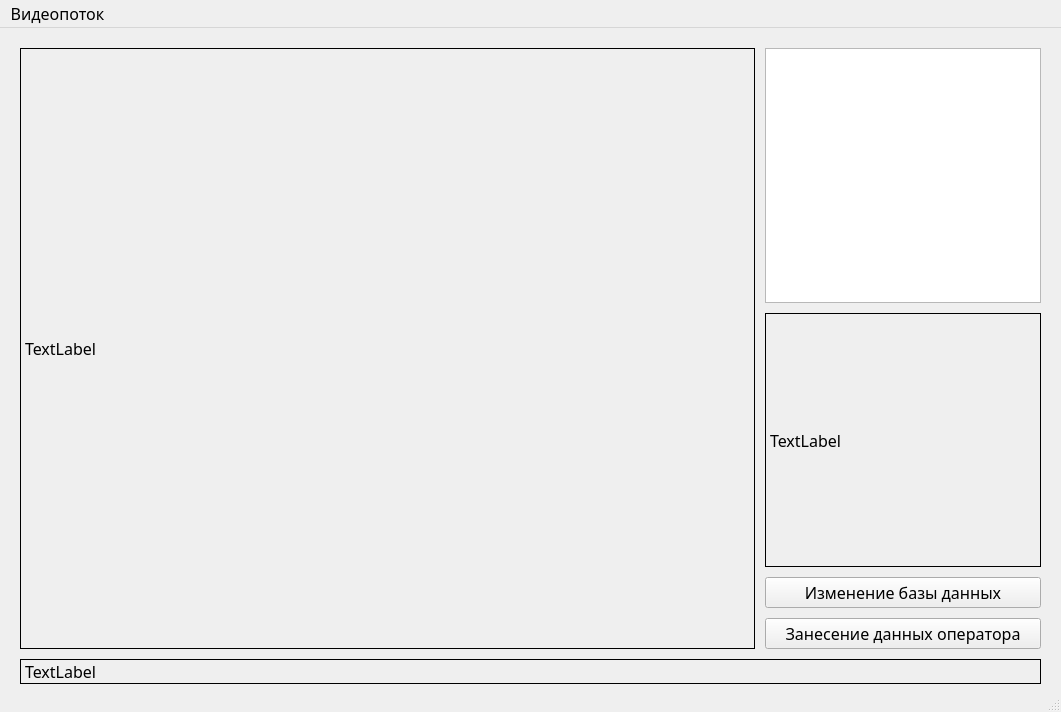
This is libs/user_interfaces/main.ui in sersh4nt/microscope-application as Qt 5 draws it before an edit. The edited form follows.
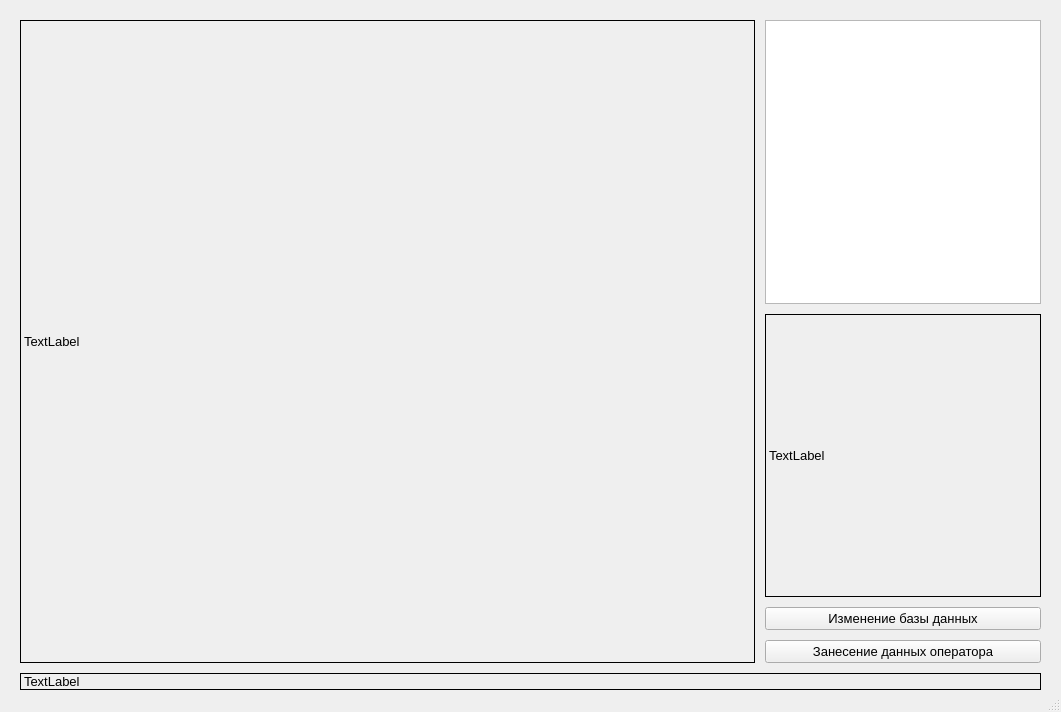
This is the edited form.

Patch:
```diff
--- a/libs/user_interfaces/main.ui
+++ b/libs/user_interfaces/main.ui
@@ -12,8 +12,8 @@
   </property>
   <property name="font">
    <font>
-    <family>Sans Serif</family>
-    <pointsize>12</pointsize>
+    <family>Segoe UI</family>
+    <pointsize>10</pointsize>
    </font>
   </property>
   <property name="windowTitle">
@@ -114,17 +114,9 @@
      <x>0</x>
      <y>0</y>
      <width>1061</width>
-     <height>21</height>
+     <height>23</height>
     </rect>
    </property>
-   <widget class="QMenu" name="menu">
-    <property name="title">
-     <string>Видеопоток</string>
-    </property>
-    <addaction name="action"/>
-    <addaction name="action_2"/>
-   </widget>
-   <addaction name="menu"/>
   </widget>
   <widget class="QStatusBar" name="statusbar"/>
   <action name="action">
```
